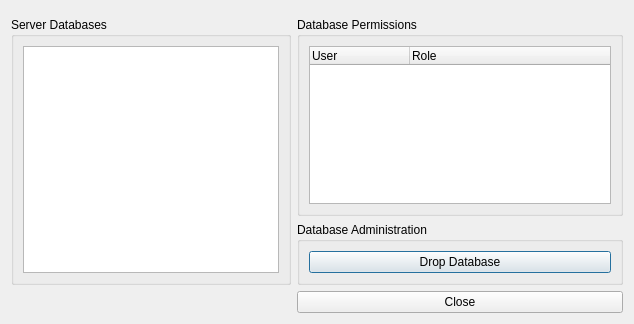
First picture: the form in ServerTools/exploreDb.ui, repository dsgoficial/DsgTools, before the edit.
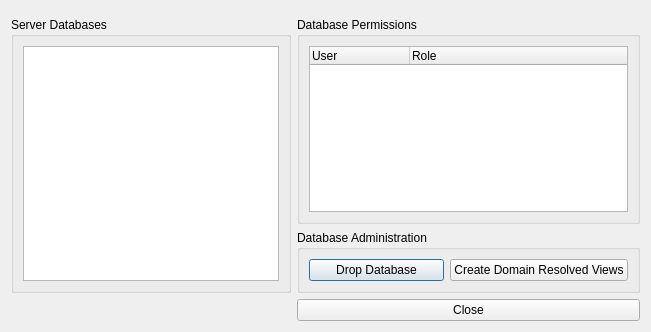
Second picture: the form after the edit. Custom widgets are drawn as their Qt base class.

Commit message: new create views feat and minor bug fix on db

What changed in the file:
```diff
--- a/ServerTools/exploreDb.ui
+++ b/ServerTools/exploreDb.ui
@@ -6,8 +6,8 @@
    <rect>
     <x>0</x>
     <y>0</y>
-    <width>634</width>
-    <height>324</height>
+    <width>651</width>
+    <height>332</height>
    </rect>
   </property>
   <property name="windowTitle">
@@ -84,15 +84,17 @@
      </property>
      <layout class="QGridLayout" name="gridLayout_3">
       <item row="0" column="0">
-       <widget class="QSplitter" name="splitter">
-        <property name="orientation">
-         <enum>Qt::Horizontal</enum>
-        </property>
         <widget class="QPushButton" name="dropDatabasePushButton">
          <property name="text">
           <string>Drop Database</string>
          </property>
         </widget>
+      </item>
+      <item row="0" column="1">
+       <widget class="QPushButton" name="createViewsPushButton">
+        <property name="text">
+         <string>Create Domain Resolved Views</string>
+        </property>
        </widget>
       </item>
      </layout>
```
Lines whose indentation alone changed are shown as unchanged. The commit also changes 7 other files.
